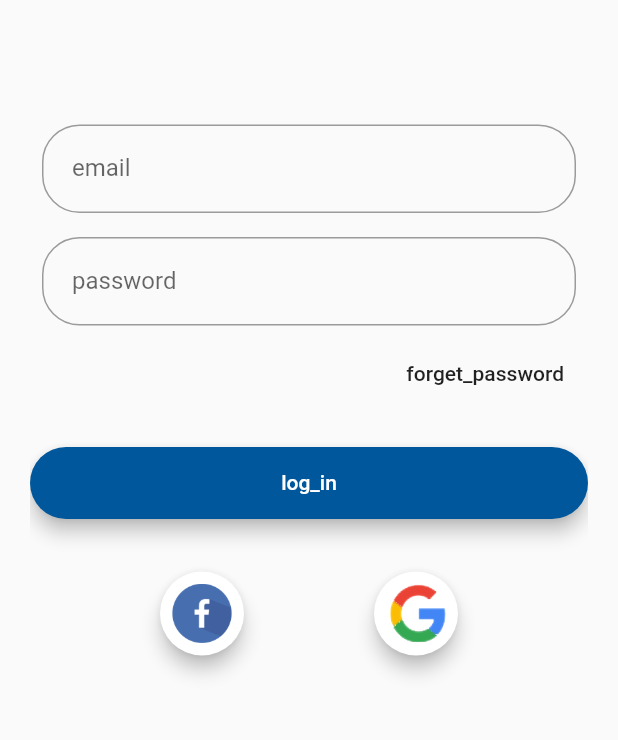
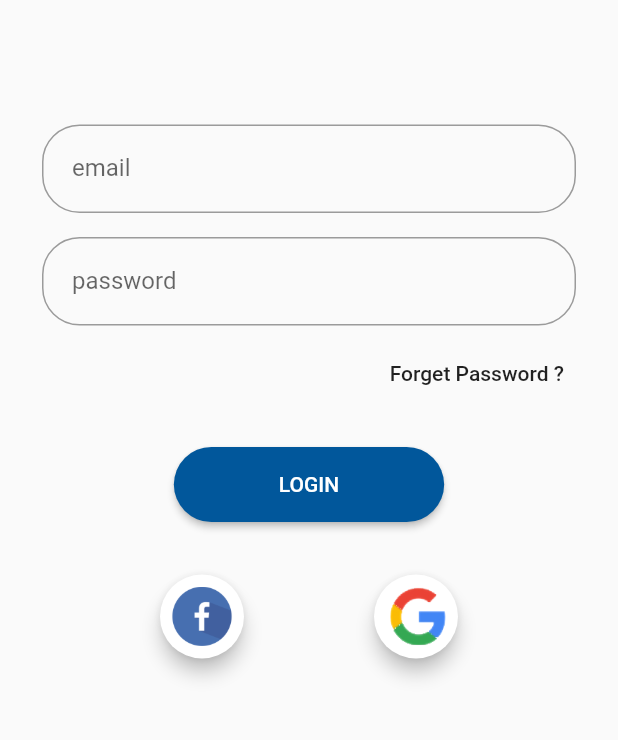
Before and after one commit to MinaSamirCap/visit_city, a Flutter app: the screen it shows after launch, on a phone screen of 412 x 824 dp, the part 453-1193 px from its top. Run offline on Flutter 3.47's test engine with Material 2 defaults, Android fonts, the phone set to English and light mode, and no system bars; our stand-ins replace email_validator, shared_preferences.

```diff
--- a/lang/ar.json
+++ b/lang/ar.json
@@ -9,7 +9,7 @@
     "sign_up": "تسجيل",
     "log_in": "دخول",
     "email": "البريد الالكتروني",
-    "error_email": "خطأ في بريد إلكتروني!",
+    "error_email": "خطأ في البريد إلكتروني!",
     "error_type": "مطلوب *",
     "password": "كلمة المرور",
     "confirm_password": "تاكيد كلمة المرور",
@@ -17,5 +17,6 @@
     "forget_password": "هل نسيت كلمة المرور ؟",
     "sign_in_fb": "عبر الفيسبوك",
     "sign_in_google": "عبر جوجل",
-    "have_account" : "هل لديك حساب؟"
+    "have_account" : "هل لديك حساب؟",
+    "dialog_error" : "خطأ"
 }
--- a/lang/en.json
+++ b/lang/en.json
@@ -6,7 +6,7 @@
     "my_plan": "My Plan",
     "explore": "Explore",
     "sign_in": "SIGN IN",
-    "sign_up": "SIGN UP",
+    "sign_up": "Register",
     "log_in": "LOGIN",
     "email": "Email",
     "error_email": "Invalid email!",
@@ -17,5 +17,7 @@
     "forget_password": "Forget Password ?",
     "sign_in_fb": "Sign in with Facebook",
     "sign_in_google": "Sign in with Google",
-    "have_account" : "Don't have an account?"
+    "have_account" : "Don't have an account?",
+    "sign_in_later" : "Sign in Later",
+    "dialog_error" : "An Error Occurred"
 }
--- a/lib/main.dart
+++ b/lib/main.dart
@@ -1,10 +1,13 @@
 import 'package:flutter/material.dart';
+import 'package:provider/provider.dart';
 import 'package:flutter_localizations/flutter_localizations.dart';
-import 'package:visit_city/ui/screens/sign_in_screen.dart';
 
-import './ui/screens/home_screen.dart';
-import './ui/screens/splash_screen.dart';
-import './utils/lang/app_localization.dart';
+import 'res/coolor.dart';
+import 'ui/screens/sign_in_screen.dart';
+import 'ui/screens/home_screen.dart';
+import 'ui/screens/splash_screen.dart';
+import 'utils/lang/app_localization.dart';
+import 'apis/auth.dart';
 
 void main() => runApp(MyApp());
 
@@ -12,8 +15,15 @@ class MyApp extends StatelessWidget {
   /// This widget is the root of your application.
   @override
   Widget build(BuildContext context) {
-    return MaterialApp(
-      theme: ThemeData(primarySwatch: Colors.green),
+    return MultiProvider(
+      providers: [
+        ChangeNotifierProvider.value(
+          value: Auth(),
+        )
+      ],
+      child: Consumer<Auth>(
+        builder: (context, auth, _) => MaterialApp(
+          theme: ThemeData(primarySwatch: Coolor.PRIMARYSWATCH),
 
           /// the list of our supported locals for our app
           /// currently we support only 2 English and Arabic ...
@@ -48,11 +58,22 @@ class MyApp extends StatelessWidget {
             /// from the list (English, in this case).
             return supportedLocales.first;
           },
-      home: SplashScreen(),
+          home: auth.isAuth
+              ? HomeScreen()
+              : FutureBuilder(
+                  future: auth.tryAutoLogin(),
+                  builder: (context, authResultSnapshopt) =>
+                      authResultSnapshopt.connectionState ==
+                              ConnectionState.waiting
+                          ? SplashScreen()
+                          : SignInScreen(),
+                ),
           routes: {
             HomeScreen.ROUTE_NAME: (ctx) => HomeScreen(),
             SignInScreen.ROUTE_NAME: (ctx) => SignInScreen(),
           },
+        ),
+      ),
     );
   }
 }
--- a/lib/ui/screens/home_screen.dart
+++ b/lib/ui/screens/home_screen.dart
@@ -1,5 +1,5 @@
 import 'package:flutter/material.dart';
-import 'package:visit_city/ui/widget/mian_drawer_widget.dart';
+import '../../ui/widget/mian_drawer_widget.dart';
 import '../../res/coolor.dart';
 import '../../utils/lang/app_localization_keys.dart';
 import '../../utils/lang/app_localization.dart';
--- a/lib/ui/screens/sign_in_screen.dart
+++ b/lib/ui/screens/sign_in_screen.dart
@@ -1,13 +1,14 @@
 import 'package:flutter/material.dart';
-// import 'package:email_validator/email_validator.dart';
+import 'package:email_validator/email_validator.dart';
+import 'package:provider/provider.dart';
 
 import '../../res/coolor.dart';
 import '../../utils/lang/app_localization.dart';
 import '../../utils/lang/app_localization_keys.dart';
 import '../../res/assets_path.dart';
-
+import '../../utils/lang/http_exception.dart';
 import '../../res/sizes.dart';
-import './home_screen.dart';
+import '../../apis/auth.dart';
 
 class SignInScreen extends StatefulWidget {
   static const ROUTE_NAME = '/signin-screen';
@@ -17,21 +18,28 @@ class SignInScreen extends StatefulWidget {
 }
 
 class _SignInScreenState extends State<SignInScreen> {
-  final _form = GlobalKey<FormState>();
-
-
+  final _formKey = GlobalKey<FormState>();
+  var appLocal;
+  Map<String, String> _authData = {
+    'email': '',
+    'password': '',
+  };
+  var _isLoading = false;
 
   @override
   Widget build(BuildContext context) {
     final deviceSize = MediaQuery.of(context).size;
-    final appLocal = AppLocalizations.of(context);
+    appLocal = AppLocalizations.of(context);
+
     return Scaffold(
       // backgroundColor: Coolor.WHITE,
       body: Container(
+        height: deviceSize.height,
+        width: deviceSize.width,
         margin: Sizes.EDEGINSETS_20,
         child: SingleChildScrollView(
           child: Form(
-            key: _form,
+            key: _formKey,
             child: Column(
               crossAxisAlignment: CrossAxisAlignment.center,
               mainAxisAlignment: MainAxisAlignment.center,
@@ -83,6 +91,7 @@ class _SignInScreenState extends State<SignInScreen> {
       ),
     );
   }
+
   Widget logoImage() {
     return Container(
       margin: Sizes.EDEGINSETS_30,
@@ -99,7 +108,6 @@ class _SignInScreenState extends State<SignInScreen> {
       padding: Sizes.EDEGINSETS_8,
       child: TextFormField(
         decoration: InputDecoration(
-
           labelText: LocalKeys.EMAIL,
           contentPadding: Sizes.EDEGINSETS_20,
           border: OutlineInputBorder(
@@ -109,12 +117,12 @@ class _SignInScreenState extends State<SignInScreen> {
         ),
         keyboardType: TextInputType.emailAddress,
         validator: (value) {
-          if (value.isEmpty) {
-            return LocalKeys.ERROR_EMAIL;
-          } else {
-            //show something
-            return '';
+          if (value.isEmpty || !EmailValidator.validate(value)) {
+            return "${appLocal.translate(LocalKeys.ERROR_EMAIL)}";
           }
+        },
+        onSaved: (value) {
+          _authData['email'] = value;
         },
       ),
     );
@@ -125,7 +133,7 @@ class _SignInScreenState extends State<SignInScreen> {
       mainAxisAlignment: MainAxisAlignment.end,
       children: <Widget>[
         FlatButton(
-          child: Text(LocalKeys.FORGET_PASSWORD),
+          child: Text("${appLocal.translate(LocalKeys.FORGET_PASSWORD)}"),
           onPressed: () {},
         ),
       ],
@@ -146,34 +154,34 @@ class _SignInScreenState extends State<SignInScreen> {
           ),
         ),
         validator: (value) {
-          if (value.isEmpty) {
-            return LocalKeys.ERROR_PASSWOED;
-          } else {
-            //show something
-            return '';
+          if (value.isEmpty || value.length < 8) {
+            return "${appLocal.translate(LocalKeys.ERROR_PASSWORD)}";
           }
+        },
+        onSaved: (value) {
+          _authData['password'] = value;
         },
       ),
     );
   }
 
   Widget loginButton() {
-    return Material(
-      elevation: 5.0,
-      borderRadius: Sizes.BOR_RAD_25,
+    return  RaisedButton(
       color: Coolor.PRIMARYSWATCH,
-      child: MaterialButton(
-        minWidth: MediaQuery.of(context).size.width,
-        padding: EdgeInsets.fromLTRB(20.0, 15.0, 20.0, 15.0),
+        // minWidth: MediaQuery.of(context).size.width,
+        padding: EdgeInsets.symmetric(vertical: 17.0,horizontal: 70.0),
+        shape: RoundedRectangleBorder(
+          borderRadius: Sizes.BOR_RAD_25,
+        ),
         onPressed: () {
-          Navigator.of(context).pushReplacementNamed(HomeScreen.ROUTE_NAME);
+          _submit();
+          // Navigator.of(context).pushReplacementNamed(HomeScreen.ROUTE_NAME);
         },
         child: Text(
-          LocalKeys.LOG_IN,
+          "${appLocal.translate(LocalKeys.LOG_IN)}",
           textAlign: TextAlign.center,
           style: TextStyle(color: Coolor.WHITE),
         ),
-      ),
     );
   }
 
@@ -208,7 +216,7 @@ class _SignInScreenState extends State<SignInScreen> {
       mainAxisAlignment: MainAxisAlignment.end,
       children: <Widget>[
         FlatButton(
-          child: Text(LocalKeys.SIGN_UP),
+          child: Text("${appLocal.translate(LocalKeys.SIGN_UP)}"),
           onPressed: () {},
         ),
       ],
@@ -218,9 +226,51 @@ class _SignInScreenState extends State<SignInScreen> {
   Widget signInLaterButton() {
     return Center(
       child: FlatButton(
-        child: Text(LocalKeys.Sign_In_Later),
+        child: Text("${appLocal.translate(LocalKeys.SIGN_IN_LATER)}"),
         onPressed: () {},
       ),
     );
   }
+
+  void _showErrorDialog(String message) {
+    showDialog(
+      context: context,
+      builder: (ctx) => AlertDialog(
+        title: Text("${appLocal.translate(LocalKeys.DIALOG_ERROR)}"),
+
+        content: Text(message),
+        actions: <Widget>[
+          FlatButton(child: Text('OK'),onPressed: () {
+            Navigator.of(ctx).pop();
+          },
+          ),
+        ],
+      ),
+    );
+  }
+
+  Future<void> _submit() async {
+    if (!_formKey.currentState.validate()) {
+      // Invalid!
+      return;
+    }
+    _formKey.currentState.save();
+    setState(() {
+      print(_authData['email']);
+      print(_authData['password']);
+      _isLoading = true;
+    });
+    try {
+        await Provider.of<Auth>(context, listen: false).signIn(
+          _authData['email'],
+          _authData['password'],
+        );
+    } catch (error) {
+      _showErrorDialog(error.toString());
+    }
+
+    setState(() {
+      _isLoading = false;
+    });
+  }
 }
--- a/lib/ui/screens/splash_screen.dart
+++ b/lib/ui/screens/splash_screen.dart
@@ -1,13 +1,11 @@
 import 'dart:async';
 
 import 'package:flutter/material.dart';
-import 'package:visit_city/ui/screens/sign_in_screen.dart';
-import '../../utils/lang/app_localization_keys.dart';
+import '../../ui/screens/sign_in_screen.dart';
 import '../../utils/lang/app_localization.dart';
 import '../../res/coolor.dart';
 import '../../res/assets_path.dart';
 
-import 'home_screen.dart';
 
 class SplashScreen extends StatefulWidget {
   @override
--- a/lib/ui/widget/mian_drawer_widget.dart
+++ b/lib/ui/widget/mian_drawer_widget.dart
@@ -1,5 +1,5 @@
 import 'package:flutter/material.dart';
-import 'package:visit_city/ui/widget/ui.dart';
+import '../../ui/widget/ui.dart';
 import '../../res/sizes.dart';
 
 class MainDrawerWidget extends StatefulWidget {
--- a/lib/ui/widget/ui.dart
+++ b/lib/ui/widget/ui.dart
@@ -1,5 +1,5 @@
 import 'package:flutter/cupertino.dart';
-import 'package:visit_city/res/coolor.dart';
+import '../../res/coolor.dart';
 
 Widget lineDivider() {
   return Container(
--- a/lib/utils/lang/app_localization_keys.dart
+++ b/lib/utils/lang/app_localization_keys.dart
@@ -16,10 +16,11 @@ class LocalKeys {
   static const ERROR_TYPE = "error_type";
   static const PASSWORD = 'password';
   static const CONFIRM_PASSWORD = 'confirm_password';
-  static const ERROR_PASSWOED = "error_password";
+  static const ERROR_PASSWORD = "error_password";
   static const FORGET_PASSWORD = "forget_password";
   static const SIGN_IN_FB = "sign_in_fb";
   static const SIGN_IN_GOOGLE = "sign_in_google";
   static const HAVE_ACCOUNT = "have_account";
-  static const Sign_In_Later = "sign_in";
+  static const SIGN_IN_LATER = "sign_in_later";
+  static const DIALOG_ERROR = "dialog_error";
 }
--- /dev/null
+++ b/lib/utils/lang/http_exception.dart
@@ -0,0 +1,12 @@
+class HttpException implements Exception {
+  final String message;
+
+  HttpException(this.message);
+
+  @override
+  String toString() {
+    return message;
+//    return super.toString();
+  }
+
+}
--- a/pubspec.yaml
+++ b/pubspec.yaml
@@ -20,12 +20,17 @@ dependencies:
   flutter:
     sdk: flutter
 
+
   flutter_localizations:
     sdk: flutter
   flutter_cupertino_localizations: ^1.0.1
   # The following adds the Cupertino Icons font to your application.
   # Use with the CupertinoIcons class for iOS style icons.
   cupertino_icons: ^0.1.2
+  email_validator: ^1.0.3
+  http: ^0.12.0+2
+  provider: ^4.0.0
+  shared_preferences: ^0.5.6
 
 dev_dependencies:
   flutter_test:
```
Also changed, not shown: lib/apis/auth.dart (added, +125 -0 lines), pubspec.lock, 1 other file. Lines whose indentation alone changed are shown as unchanged.
